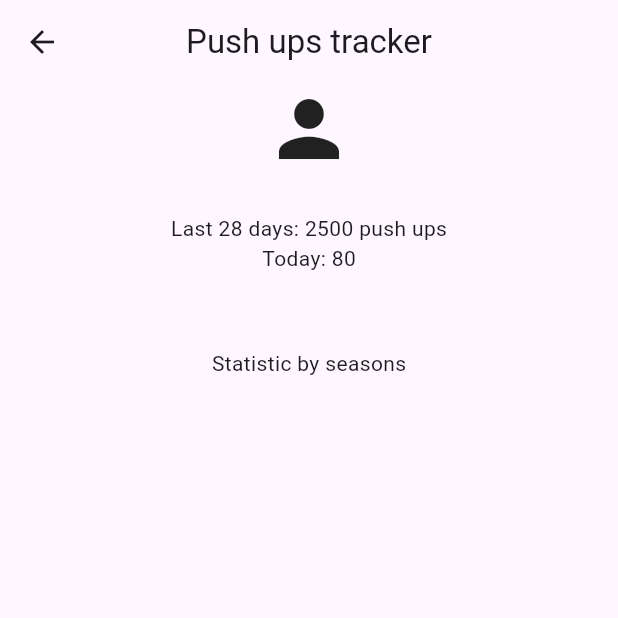
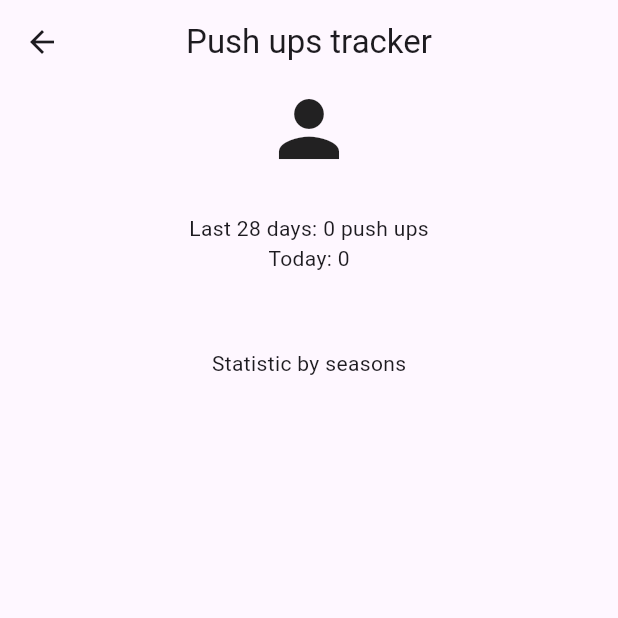
Before and after one commit to Yudnikov-Leonid/PushUpsTracker, a Flutter app: the HomePage screen opened directly, on a phone screen of 412 x 824 dp, the top half of it. Run offline on Flutter 3.47's test engine with Material 3 defaults, Android fonts, the phone set to English and light mode, and no system bars; our stand-ins replace auth_buttons, firebase_auth, firebase_core, firebase_database, flutter_bloc, google_sign_in; accounts and stored records are empty.

Commit message:
show last 28 days count

```diff
--- a/lib/feature/home/presentation/pages/home_page.dart
+++ b/lib/feature/home/presentation/pages/home_page.dart
@@ -1,6 +1,7 @@
 import 'package:firebase_auth/firebase_auth.dart';
 import 'package:firebase_database/firebase_database.dart';
 import 'package:flutter/material.dart';
+import 'package:intl/intl.dart';
 import 'package:push_ups/feature/home/domain/entity/day_push_ups.dart';
 import 'package:push_ups/feature/home/presentation/widgets/month_statistic.dart';
 
@@ -14,13 +15,18 @@ class HomePage extends StatefulWidget {
 class _HomePageState extends State<HomePage> {
   final Map<String, DayPushUps> _data = {};
   final Map<int, List<String>> _map = {}; //season, dates
+  int _last28Days = 0;
 
   @override
   void initState() {
     final ref = FirebaseDatabase.instance.ref('push-ups').orderByChild('date');
+    final formatter = DateFormat('yyyy-MM-dd');
     ref.onValue.listen((sn) {
       _map.clear();
       _data.clear();
+
+      final previous28Days = DateTime(
+          DateTime.now().year, DateTime.now().month, DateTime.now().day - 28);
 
       final list = sn.snapshot.children.where((child) =>
           child.child('userId').value.toString() ==
@@ -36,6 +42,10 @@ class _HomePageState extends State<HomePage> {
           _map[e.season] = [e.date];
         } else {
           _map[e.season]!.add(e.date);
+        }
+        if (formatter.parse(e.date).millisecondsSinceEpoch >
+            previous28Days.millisecondsSinceEpoch) {
+          _last28Days += e.value;
         }
       });
       setState(() {});
@@ -89,8 +99,9 @@ class _HomePageState extends State<HomePage> {
               FirebaseAuth.instance.currentUser!.displayName ?? 'user',
               style: const TextStyle(fontSize: 18),
             ),
-            Text('Last 28 days: 2500 push ups'),
-            Text('Today: 80'),
+            Text('Last 28 days: $_last28Days push ups'),
+            Text(
+                'Today: ${_data[DateFormat('yyyy-MM-dd').format(DateTime.now())]?.value ?? 0}'),
             const SizedBox(
               height: 50,
             ),
--- a/lib/feature/home/presentation/widgets/month_statistic.dart
+++ b/lib/feature/home/presentation/widgets/month_statistic.dart
@@ -93,7 +93,7 @@ class MonthStatistic extends StatelessWidget {
           Row(
             children: [
               Text(
-                '${data.fold(0, (a, b) => a + b.value)} in total',
+                '${result.fold(0, (a, b) => a + b)} in total',
                 style: const TextStyle(fontSize: 13),
               ),
               const Expanded(child: SizedBox()),
```
